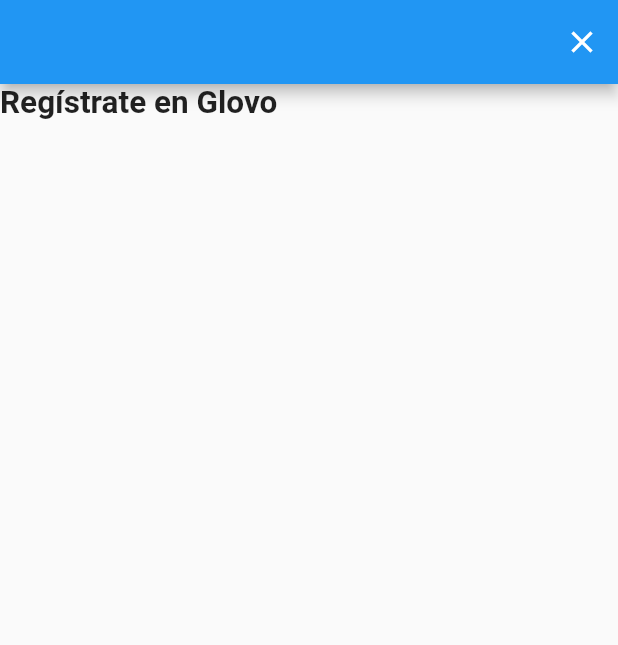
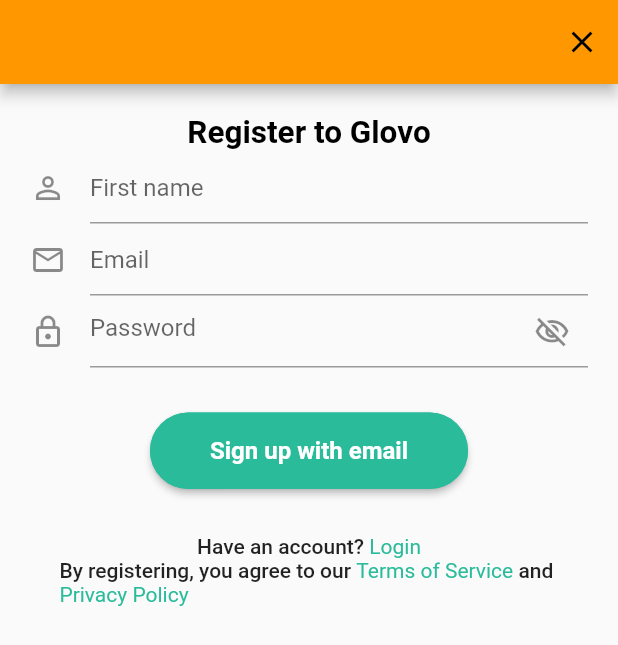
Before and after one commit to UB-ES-2020-F/Glovo, a Flutter app: the screen it shows after launch, on a phone screen of 412 x 824 dp. Shown: the top 645 px of the screen. Run offline on Flutter 3.47's test engine with Material 2 defaults, Android fonts, the light colour scheme and no system bars; our stand-ins replace email_validator, fluttertoast; statements that could not run were skipped.

Commit message:
Uploading register page

```diff
--- /dev/null
+++ b/frontend/customerapp/lib/components/text_link.dart
@@ -0,0 +1,48 @@
+import 'package:flutter/gestures.dart';
+import 'package:flutter/rendering.dart';
+import 'package:flutter/widgets.dart';
+
+class TextLink extends StatefulWidget {
+  String _text;
+  Function _onTap;
+  TextStyle _linkStyle;
+  TextStyle _hoverStyle;
+
+  @override
+  TextLink(this._text, this._onTap, this._linkStyle, this._hoverStyle);
+
+  _TextLinkState createState() =>
+      _TextLinkState(_text, _onTap, _linkStyle, _hoverStyle);
+}
+
+class _TextLinkState extends State<TextLink> {
+  String _text;
+  Function _onTap;
+  TextStyle _linkStyle;
+  TextStyle _hoverStyle;
+  bool _hover = false;
+
+  _TextLinkState(this._text, this._onTap, this._linkStyle, this._hoverStyle);
+
+  @override
+  Widget build(BuildContext context) {
+    var textSpan = TextSpan(
+        text: this._text,
+        style: this._hover ? this._hoverStyle : this._linkStyle,
+        recognizer: TapGestureRecognizer()..onTap = this._onTap);
+    return MouseRegion(
+      cursor: SystemMouseCursors.click,
+      child: Container(child: Text.rich(textSpan)),
+      onHover: (event) {
+        setState(() {
+          this._hover = true;
+        });
+      },
+      onExit: (event) {
+        setState(() {
+          this._hover = false;
+        });
+      },
+    );
+  }
+}
--- a/frontend/customerapp/lib/main.dart
+++ b/frontend/customerapp/lib/main.dart
@@ -1,5 +1,6 @@
 import 'package:customerapp/models/signup.dart';
 import 'package:customerapp/screens/signup.dart';
+import 'package:customerapp/styles/Glovo.dart';
 import 'package:flutter/material.dart';
 import 'package:provider/provider.dart';
 
@@ -12,8 +13,11 @@
   @override
   Widget build(BuildContext context) {
     return MultiProvider(
-      providers: [ChangeNotifierProvider(create: (context) => SignUpModel())],
+      providers: [
+        ChangeNotifierProvider(create: (context) => SignUpModel()),
+      ],
       child: MaterialApp(
+          theme: appTheme,
           title: 'Komet',
           initialRoute: '/sign-up',
           routes: {'/sign-up': (context) => SignUp()}),
--- a/frontend/customerapp/lib/models/signup.dart
+++ b/frontend/customerapp/lib/models/signup.dart
@@ -2,15 +2,12 @@
 import 'package:flutter/widgets.dart';
 
 class SignUpModel extends ChangeNotifier {
-  String _name;
-  String _email;
-  String _password;
-
-  String get name => _name;
-  String get email => email;
-  String get password => password;
-
-  set name(String name) => name = name;
-  set email(String email) => _email = email;
-  set password(String password) => _password = password;
+  bool _passwordObfuscated = true;
+  final _formKey = GlobalKey<FormState>();
+  bool get passwordObfuscated => _passwordObfuscated;
+  GlobalKey<FormState> get formKey => _formKey;
+  void switchPasswordObfuscation() {
+    _passwordObfuscated = !_passwordObfuscated;
+    notifyListeners();
+  }
 }
--- a/frontend/customerapp/lib/screens/signup.dart
+++ b/frontend/customerapp/lib/screens/signup.dart
@@ -1,13 +1,15 @@
+import 'package:customerapp/components/text_link.dart';
 import 'package:customerapp/models/signup.dart';
+import 'package:customerapp/styles/signup.dart';
 import 'package:flutter/material.dart';
 import 'package:flutter/widgets.dart';
 import 'package:provider/provider.dart';
+import 'package:email_validator/email_validator.dart';
+import 'package:fluttertoast/fluttertoast.dart';
 
 class SignUp extends StatelessWidget {
   @override
   Widget build(BuildContext context) {
-    var signUpModel = context.watch<SignUpModel>();
-
     return Scaffold(
       appBar: AppBar(
         actions: [
@@ -17,21 +19,131 @@
           )
         ],
       ),
-      body: Container(
-        child: Column(
+      body: Center(
+        child: Container(
+            child: ListView(
+          padding: const EdgeInsets.all(20.0),
           children: [
-            Row(
-              children: [
-                Container(
-                  child: Text('Regístrate en Glovo',
-                      style:
-                          TextStyle(fontSize: 21, fontWeight: FontWeight.bold)),
-                )
-              ],
+            Center(
+                child: Container(
+              child: Text(
+                'Register to Glovo',
+                style: Theme.of(context).textTheme.headline2,
+              ),
+            )),
+            Center(
+                child: Container(
+              child: SignUpForm(),
+            )),
+            Center(
+              child: Container(
+                child: Wrap(
+                  children: [
+                    Container(
+                        child: Text('Have an account? ',
+                            style: Theme.of(context).textTheme.bodyText1)),
+                    TextLink(
+                        'Login', () {}, signUpTextLinks, signUpTextLinksHover),
+                  ],
+                ),
+              ),
+            ),
+            Center(
+              child: Container(
+                child: Wrap(
+                  children: [
+                    Expanded(
+                      child: Container(
+                          child: Text('By registering, you agree to our ',
+                              style: Theme.of(context).textTheme.bodyText1)),
+                    ),
+                    TextLink('Terms of Service', () {}, signUpTextLinks,
+                        signUpTextLinksHover),
+                    Container(
+                        child: Text(' and ',
+                            style: Theme.of(context).textTheme.bodyText1)),
+                    TextLink('Privacy Policy', () {}, signUpTextLinks,
+                        signUpTextLinksHover),
+                  ],
+                ),
+              ),
             )
           ],
-        ),
+        )),
       ),
     );
   }
 }
+
+class SignUpForm extends StatelessWidget {
+  @override
+  Widget build(BuildContext context) {
+    var signUpModel = context.watch<SignUpModel>();
+    return Form(
+      key: signUpModel.formKey,
+      child: Column(
+        children: [
+          Container(
+              child: TextFormField(
+            decoration: const InputDecoration(
+                icon: Icon(Icons.perm_identity), hintText: 'First name'),
+          )),
+          Container(
+              child: TextFormField(
+            validator: (email) =>
+                EmailValidator.validate(email) ? null : "Invalid email address",
+            decoration: const InputDecoration(
+                icon: Icon(Icons.mail_outline_outlined), hintText: 'Email'),
+          )),
+          Container(
+              child: TextFormField(
+            obscureText: signUpModel.passwordObfuscated,
+            decoration: InputDecoration(
+                suffixIcon: IconButton(
+                    onPressed: signUpModel.switchPasswordObfuscation,
+                    icon: signUpModel.passwordObfuscated
+                        ? Icon(Icons.visibility_off_outlined)
+                        : Icon(Icons.visibility)),
+                icon: Icon(Icons.lock_outlined),
+                hintText: 'Password'),
+          )),
+          SignUpButton(),
+        ],
+      ),
+    );
+  }
+}
+
+/*
+  It may be better to pass only formKey as parameter (or the model)
+*/
+class SignUpButton extends StatelessWidget {
+  @override
+  Widget build(BuildContext context) {
+    var signUpModel = context.watch<SignUpModel>();
+    return Container(
+      padding: EdgeInsets.all(30),
+      child: Row(
+        mainAxisAlignment: MainAxisAlignment.center,
+        children: [
+          ElevatedButton(
+            onPressed: () {
+              if (signUpModel.formKey.currentState.validate()) {
+                Fluttertoast.showToast(
+                    msg: "This is Center Short Toast",
+                    toastLength: Toast.LENGTH_SHORT,
+                    gravity: ToastGravity.CENTER,
+                    timeInSecForIosWeb: 1,
+                    backgroundColor: Colors.red,
+                    textColor: Colors.white,
+                    fontSize: 16.0);
+              }
+            },
+            child: Text('Sign up with email'),
+            style: signUpButtonStyle,
+          )
+        ],
+      ),
+    );
+  }
+}
--- /dev/null
+++ b/frontend/customerapp/lib/styles/Glovo.dart
@@ -0,0 +1,12 @@
+import 'package:flutter/material.dart';
+
+final appTheme = ThemeData(
+  primarySwatch: Colors.orange,
+  textTheme: TextTheme(
+    headline2: TextStyle(
+      fontWeight: FontWeight.bold,
+      fontSize: 21,
+      color: Colors.black,
+    ),
+  ),
+);
--- /dev/null
+++ b/frontend/customerapp/lib/styles/signup.dart
@@ -0,0 +1,21 @@
+import 'package:flutter/material.dart';
+
+final signUpButtonStyle = ButtonStyle(
+    padding: MaterialStateProperty.resolveWith((states) =>
+        const EdgeInsets.symmetric(vertical: 16.0, horizontal: 40.0)),
+    foregroundColor: MaterialStateColor.resolveWith((states) => Colors.white),
+    textStyle: MaterialStateProperty.resolveWith((states) => TextStyle(
+        color: Colors.white, fontSize: 16, fontWeight: FontWeight.bold)),
+    shape: MaterialStateProperty.resolveWith((states) => RoundedRectangleBorder(
+        borderRadius: BorderRadius.circular(32.0),
+        side: BorderSide(color: Color(0xFF2ABB9B)))),
+    backgroundColor:
+        MaterialStateColor.resolveWith((states) => Color(0xFF2ABB9B)));
+
+final signUpTextLinks = TextStyle(
+  color: Color(0xFF2ABB9B),
+);
+
+final signUpTextLinksHover = TextStyle(
+  color: Color(0xFF104A3E),
+);
--- a/frontend/customerapp/pubspec.yaml
+++ b/frontend/customerapp/pubspec.yaml
@@ -25,6 +25,8 @@
     sdk: flutter
 
   provider: ^4.3.2+2
+  email_validator: ^1.0.5
+  fluttertoast: ^7.1.1
 
 
   # The following adds the Cupertino Icons font to your application.
```
Also changed, not shown: frontend/customerapp/pubspec.lock.
